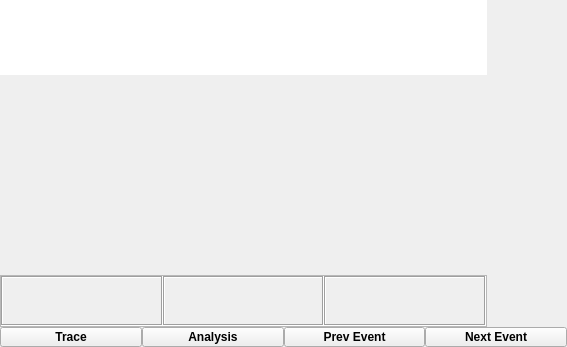
First picture: the form in DRViewer/frame.ui, repository Ratuvog/Diploma, before the edit.
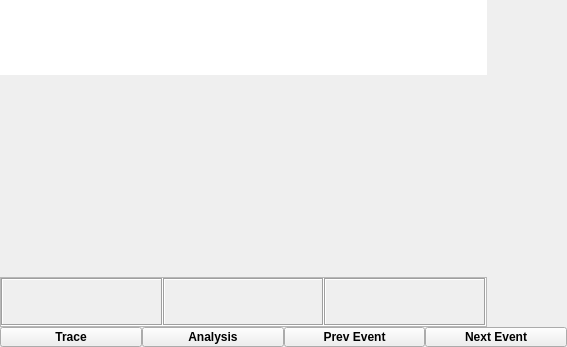
Second picture: the form after the edit. Custom widgets are drawn as their Qt base class.

The edit to the form file:
```diff
--- a/DRViewer/frame.ui
+++ b/DRViewer/frame.ui
@@ -169,6 +169,12 @@
                <height>45</height>
               </size>
              </property>
+             <property name="maximumSize">
+              <size>
+               <width>16777215</width>
+               <height>50</height>
+              </size>
+             </property>
              <property name="frameShape">
               <enum>QFrame::StyledPanel</enum>
              </property>
```
Left out of the diff: 8 changed lines with no effect on the pictures.
